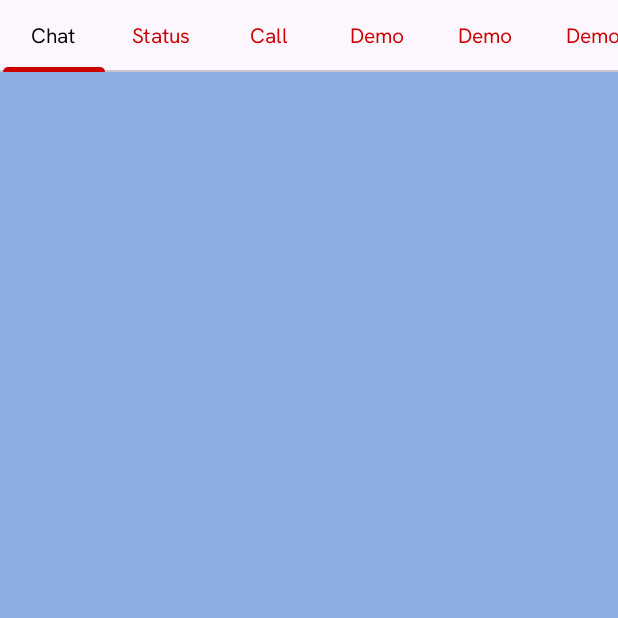
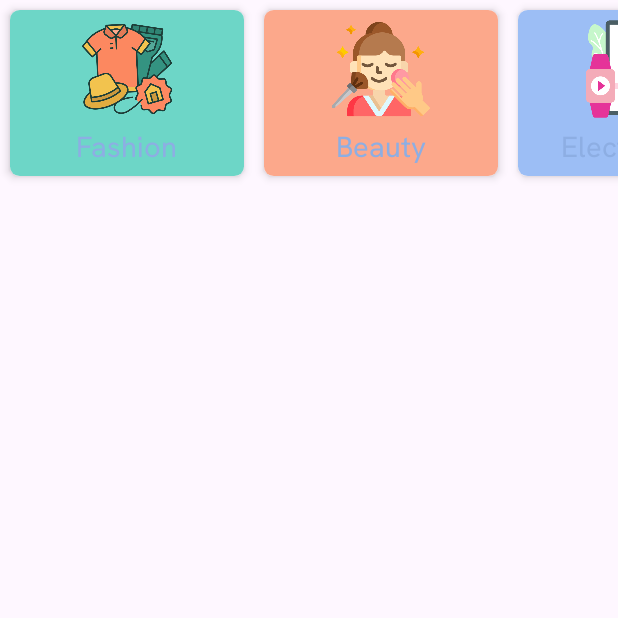
Before and after one commit to sahetu/AsiaPacificApp, an Android app: the screen it shows after launch (TabDemoActivity before the commit, RecyclerDemoActivity after it), on a phone screen of 412 x 824 dp, the top half of it. Run offline under Robolectric (Android 15) with nearby library versions, the phone set to English and light mode, and no system bars; our stand-ins replace sdp/ssp sizes; 3 statements that could not run were skipped.

Commit message:
RecyclerDemo

```diff
--- a/app/src/main/AndroidManifest.xml
+++ b/app/src/main/AndroidManifest.xml
@@ -12,6 +12,9 @@
         android:supportsRtl="true"
         android:theme="@style/Theme.Prince"
         tools:targetApi="31">
+        <activity
+            android:name=".RecyclerDemoActivity"
+            android:exported="false" />
         <activity
             android:name=".TabDemoActivity"
             android:exported="false" />
--- a/app/src/main/java/asiapacific/app/CustomListAdapter.java
+++ b/app/src/main/java/asiapacific/app/CustomListAdapter.java
@@ -3,6 +3,7 @@ package asiapacific.app;
 import android.content.Context;
 import android.content.Intent;
 import android.graphics.Color;
+import android.os.Bundle;
 import android.view.LayoutInflater;
 import android.view.View;
 import android.view.ViewGroup;
@@ -57,6 +58,10 @@ public class CustomListAdapter extends BaseAdapter {
             @Override
             public void onClick(View view) {
                 Intent intent = new Intent(context, CategoryDetailActivity.class);
+                Bundle bundle = new Bundle();
+                bundle.putString("NAME",nameArray[i]);
+                bundle.putInt("IMAGE",imageArray[i]);
+                intent.putExtras(intent);
                 context.startActivity(intent);
             }
         });
--- /dev/null
+++ b/app/src/main/java/asiapacific/app/RecyclerDemoActivity.java
@@ -0,0 +1,44 @@
+package asiapacific.app;
+
+import android.os.Bundle;
+
+import androidx.activity.EdgeToEdge;
+import androidx.appcompat.app.AppCompatActivity;
+import androidx.core.graphics.Insets;
+import androidx.core.view.ViewCompat;
+import androidx.core.view.WindowInsetsCompat;
+import androidx.recyclerview.widget.DefaultItemAnimator;
+import androidx.recyclerview.widget.LinearLayoutManager;
+import androidx.recyclerview.widget.RecyclerView;
+import androidx.recyclerview.widget.StaggeredGridLayoutManager;
+
+public class RecyclerDemoActivity extends AppCompatActivity {
+
+    RecyclerView recyclerView;
+    String[] nameArray = {"Fashion","Beauty","Electronics","Jewellery","Footwear","Toys","Furniture","Mobiles"};
+    String[] colorArray = {"#6DD6C7","#FCA88B","#9CBEF5","#F59FD5","#BCA1F1","#8DC6D3","#A1D59B","#F4E168"};
+    int[] imageArray = {R.drawable.fashion,R.drawable.beauty,R.drawable.electronics,R.drawable.jewelry,R.drawable.footwear,R.drawable.toys,R.drawable.furniture,R.drawable.smartphone};
+
+    @Override
+    protected void onCreate(Bundle savedInstanceState) {
+        super.onCreate(savedInstanceState);
+        setContentView(R.layout.activity_recycler_demo);
+
+        recyclerView = findViewById(R.id.recyclerview);
+
+        //Set Data As a List
+        //recyclerView.setLayoutManager(new LinearLayoutManager(RecyclerDemoActivity.this));
+
+        //Set Data As a Grid
+        //recyclerView.setLayoutManager(new StaggeredGridLayoutManager(2,StaggeredGridLayoutManager.VERTICAL));
+
+        //Set Data As a Horizontal
+        recyclerView.setLayoutManager(new StaggeredGridLayoutManager(1,StaggeredGridLayoutManager.HORIZONTAL));
+
+        recyclerView.setItemAnimator(new DefaultItemAnimator());
+
+        RecyclerDemoAdapter adapter = new RecyclerDemoAdapter(RecyclerDemoActivity.this,nameArray,colorArray,imageArray);
+        recyclerView.setAdapter(adapter);
+
+    }
+}
--- /dev/null
+++ b/app/src/main/java/asiapacific/app/RecyclerDemoAdapter.java
@@ -0,0 +1,77 @@
+package asiapacific.app;
+
+import android.content.Context;
+import android.content.Intent;
+import android.graphics.Color;
+import android.os.Bundle;
+import android.view.LayoutInflater;
+import android.view.View;
+import android.view.ViewGroup;
+import android.widget.ImageView;
+import android.widget.LinearLayout;
+import android.widget.TextView;
+
+import androidx.annotation.NonNull;
+import androidx.recyclerview.widget.RecyclerView;
+
+public class RecyclerDemoAdapter extends RecyclerView.Adapter<RecyclerDemoAdapter.MyHolder> {
+
+    Context context;
+    String[] nameArray;
+    String[] colorArray;
+    int[] imageArray;
+
+    public RecyclerDemoAdapter(Context context, String[] nameArray, String[] colorArray, int[] imageArray) {
+        this.context = context;
+        this.nameArray = nameArray;
+        this.colorArray = colorArray;
+        this.imageArray = imageArray;
+    }
+
+    @NonNull
+    @Override
+    public MyHolder onCreateViewHolder(@NonNull ViewGroup parent, int viewType) {
+        View view = LayoutInflater.from(parent.getContext()).inflate(R.layout.custom_recycler,parent,false);
+        return new MyHolder(view);
+    }
+
+    public class MyHolder extends RecyclerView.ViewHolder {
+
+        LinearLayout linearLayout;
+        TextView name;
+        ImageView imageView;
+
+        public MyHolder(@NonNull View itemView) {
+            super(itemView);
+            linearLayout= itemView.findViewById(R.id.custom_recycler_linear);
+            name = itemView.findViewById(R.id.custom_recycler_name);
+            imageView = itemView.findViewById(R.id.custom_recycler_image);
+        }
+    }
+
+    @Override
+    public void onBindViewHolder(@NonNull MyHolder holder, int position) {
+        holder.name.setText(nameArray[position]);
+        holder.imageView.setImageResource(imageArray[position]);
+        holder.linearLayout.setBackgroundColor(Color.parseColor(colorArray[position]));
+
+        holder.itemView.setOnClickListener(new View.OnClickListener() {
+            @Override
+            public void onClick(View view) {
+                Intent intent = new Intent(context, CategoryDetailActivity.class);
+                Bundle bundle = new Bundle();
+                bundle.putString("NAME",nameArray[position]);
+                bundle.putInt("IMAGE",imageArray[position]);
+                intent.putExtras(bundle);
+                context.startActivity(intent);
+            }
+        });
+
+    }
+
+    @Override
+    public int getItemCount() {
+        return nameArray.length;
+    }
+
+}
--- a/app/src/main/java/asiapacific/app/SplashActivity.java
+++ b/app/src/main/java/asiapacific/app/SplashActivity.java
@@ -33,7 +33,7 @@ public class SplashActivity extends AppCompatActivity {
             @Override
             public void run() {
                 //new ToastCommonMethod(SplashActivity.this,ActivityToFragmentActivity.class);
-                new ToastCommonMethod(SplashActivity.this,TabDemoActivity.class);
+                new ToastCommonMethod(SplashActivity.this,RecyclerDemoActivity.class);
                 finish();
             }
         },3000);
--- /dev/null
+++ b/app/src/main/res/layout/activity_recycler_demo.xml
@@ -0,0 +1,15 @@
+<?xml version="1.0" encoding="utf-8"?>
+<LinearLayout xmlns:android="http://schemas.android.com/apk/res/android"
+    xmlns:app="http://schemas.android.com/apk/res-auto"
+    xmlns:tools="http://schemas.android.com/tools"
+    android:id="@+id/main"
+    android:layout_width="match_parent"
+    android:layout_height="match_parent"
+    tools:context=".RecyclerDemoActivity">
+
+    <androidx.recyclerview.widget.RecyclerView
+        android:id="@+id/recyclerview"
+        android:layout_width="match_parent"
+        android:layout_height="wrap_content"/>
+
+</LinearLayout>
--- /dev/null
+++ b/app/src/main/res/layout/custom_recycler.xml
@@ -0,0 +1,31 @@
+<?xml version="1.0" encoding="utf-8"?>
+<androidx.cardview.widget.CardView xmlns:android="http://schemas.android.com/apk/res/android"
+    xmlns:app="http://schemas.android.com/apk/res-auto"
+    android:layout_width="@dimen/_130sdp"
+    android:layout_height="wrap_content"
+    android:layout_margin="@dimen/_5sdp"
+    android:orientation="vertical"
+    app:cardCornerRadius="@dimen/_5sdp"
+    app:cardElevation="@dimen/_3sdp">
+
+    <LinearLayout
+        android:id="@+id/custom_recycler_linear"
+        android:layout_width="match_parent"
+        android:layout_height="wrap_content"
+        android:gravity="center"
+        android:orientation="vertical"
+        android:padding="@dimen/_5sdp">
+
+        <ImageView
+            android:id="@+id/custom_recycler_image"
+            android:layout_width="@dimen/_50sdp"
+            android:layout_height="@dimen/_50sdp" />
+
+        <TextView
+            android:id="@+id/custom_recycler_name"
+            style="@style/text_15"
+            android:layout_marginTop="@dimen/_5sdp" />
+
+    </LinearLayout>
+
+</androidx.cardview.widget.CardView>
```
